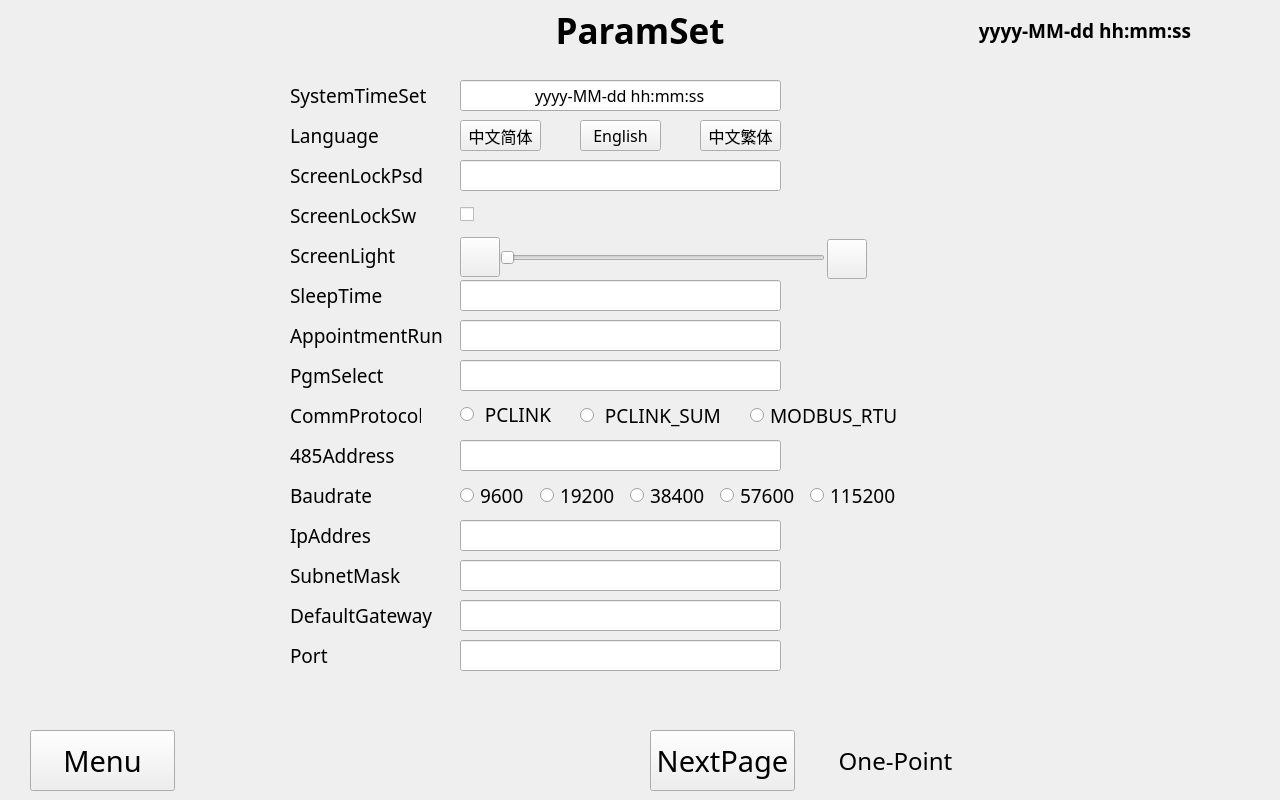
Before: the Qt Designer form parameter_setting.ui in qingdouke/TemakViews, drawn with Qt 5.
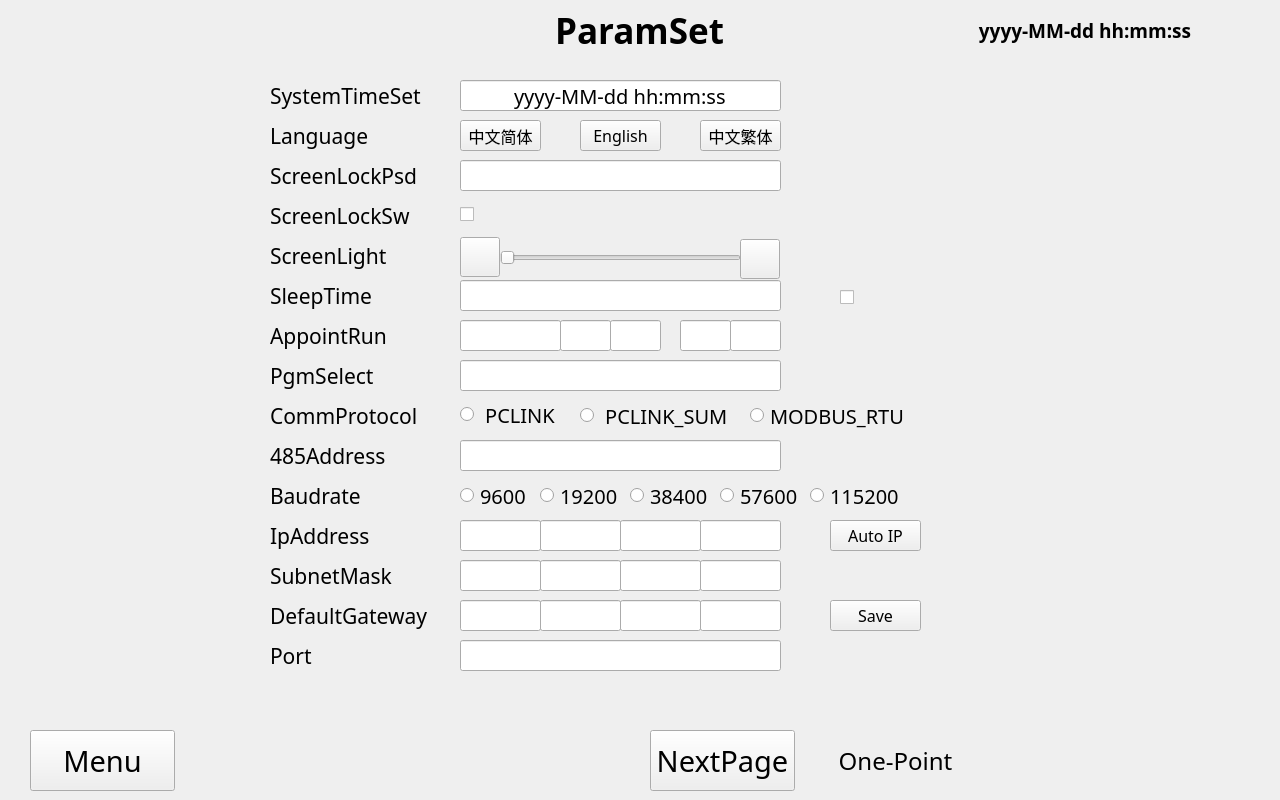
After: the same form once the commit is applied.

```diff
--- a/parameter_setting.ui
+++ b/parameter_setting.ui
@@ -72,9 +72,9 @@
    <widget class="QLabel" name="title">
     <property name="geometry">
      <rect>
-      <x>550</x>
+      <x>539</x>
       <y>0</y>
-      <width>180</width>
+      <width>201</width>
       <height>60</height>
      </rect>
     </property>
@@ -115,16 +115,16 @@
    <widget class="QLabel" name="systemTimeSetting_label">
     <property name="geometry">
      <rect>
-      <x>290</x>
+      <x>270</x>
       <y>20</y>
-      <width>141</width>
+      <width>171</width>
       <height>31</height>
      </rect>
     </property>
     <property name="font">
      <font>
       <family>思源黑体</family>
-      <pointsize>14</pointsize>
+      <pointsize>16</pointsize>
       <weight>50</weight>
       <bold>false</bold>
      </font>
@@ -139,16 +139,16 @@
    <widget class="QLabel" name="language_label">
     <property name="geometry">
      <rect>
-      <x>290</x>
+      <x>270</x>
       <y>60</y>
-      <width>131</width>
+      <width>171</width>
       <height>31</height>
      </rect>
     </property>
     <property name="font">
      <font>
       <family>思源黑体</family>
-      <pointsize>14</pointsize>
+      <pointsize>16</pointsize>
       <weight>50</weight>
       <bold>false</bold>
      </font>
@@ -163,16 +163,16 @@
    <widget class="QLabel" name="passwordChange_label">
     <property name="geometry">
      <rect>
-      <x>290</x>
+      <x>270</x>
       <y>100</y>
-      <width>141</width>
+      <width>171</width>
       <height>31</height>
      </rect>
     </property>
     <property name="font">
      <font>
       <family>思源黑体</family>
-      <pointsize>14</pointsize>
+      <pointsize>16</pointsize>
       <weight>50</weight>
       <bold>false</bold>
      </font>
@@ -187,16 +187,16 @@
    <widget class="QLabel" name="screenLock_label">
     <property name="geometry">
      <rect>
-      <x>290</x>
+      <x>270</x>
       <y>140</y>
-      <width>131</width>
+      <width>171</width>
       <height>31</height>
      </rect>
     </property>
     <property name="font">
      <font>
       <family>思源黑体</family>
-      <pointsize>14</pointsize>
+      <pointsize>16</pointsize>
       <weight>50</weight>
       <bold>false</bold>
      </font>
@@ -211,16 +211,16 @@
    <widget class="QLabel" name="lightingSetting_label">
     <property name="geometry">
      <rect>
-      <x>290</x>
+      <x>270</x>
       <y>180</y>
-      <width>131</width>
+      <width>171</width>
       <height>31</height>
      </rect>
     </property>
     <property name="font">
      <font>
       <family>思源黑体</family>
-      <pointsize>14</pointsize>
+      <pointsize>16</pointsize>
       <weight>50</weight>
       <bold>false</bold>
      </font>
@@ -235,16 +235,16 @@
    <widget class="QLabel" name="backLightingTime_label">
     <property name="geometry">
      <rect>
-      <x>290</x>
+      <x>270</x>
       <y>220</y>
-      <width>131</width>
+      <width>171</width>
       <height>31</height>
      </rect>
     </property>
     <property name="font">
      <font>
       <family>思源黑体</family>
-      <pointsize>14</pointsize>
+      <pointsize>16</pointsize>
       <weight>50</weight>
       <bold>false</bold>
      </font>
@@ -259,22 +259,22 @@
    <widget class="QLabel" name="programPrepared_label">
     <property name="geometry">
      <rect>
-      <x>290</x>
+      <x>270</x>
       <y>260</y>
-      <width>161</width>
+      <width>171</width>
       <height>31</height>
      </rect>
     </property>
     <property name="font">
      <font>
       <family>思源黑体</family>
-      <pointsize>14</pointsize>
+      <pointsize>16</pointsize>
       <weight>50</weight>
       <bold>false</bold>
      </font>
     </property>
     <property name="text">
-     <string>AppointmentRun</string>
+     <string>AppointRun</string>
     </property>
     <property name="alignment">
      <set>Qt::AlignLeading|Qt::AlignLeft|Qt::AlignVCenter</set>
@@ -283,16 +283,16 @@
    <widget class="QLabel" name="chooseProgram_label">
     <property name="geometry">
      <rect>
-      <x>290</x>
+      <x>270</x>
       <y>300</y>
-      <width>141</width>
+      <width>171</width>
       <height>31</height>
      </rect>
     </property>
     <property name="font">
      <font>
       <family>思源黑体</family>
-      <pointsize>14</pointsize>
+      <pointsize>16</pointsize>
       <weight>50</weight>
       <bold>false</bold>
      </font>
@@ -307,16 +307,16 @@
    <widget class="QLabel" name="communicationProtocal_label">
     <property name="geometry">
      <rect>
-      <x>290</x>
+      <x>270</x>
       <y>340</y>
-      <width>131</width>
+      <width>171</width>
       <height>31</height>
      </rect>
     </property>
     <property name="font">
      <font>
       <family>思源黑体</family>
-      <pointsize>14</pointsize>
+      <pointsize>16</pointsize>
       <weight>50</weight>
       <bold>false</bold>
      </font>
@@ -331,16 +331,16 @@
    <widget class="QLabel" name="communicationAddress485_label">
     <property name="geometry">
      <rect>
-      <x>290</x>
+      <x>270</x>
       <y>380</y>
-      <width>111</width>
+      <width>171</width>
       <height>31</height>
      </rect>
     </property>
     <property name="font">
      <font>
       <family>思源黑体</family>
-      <pointsize>14</pointsize>
+      <pointsize>16</pointsize>
       <weight>50</weight>
       <bold>false</bold>
      </font>
@@ -355,16 +355,16 @@
    <widget class="QLabel" name="baudRate_label">
     <property name="geometry">
      <rect>
-      <x>290</x>
+      <x>270</x>
       <y>420</y>
-      <width>91</width>
+      <width>171</width>
       <height>31</height>
      </rect>
     </property>
     <property name="font">
      <font>
       <family>思源黑体</family>
-      <pointsize>14</pointsize>
+      <pointsize>16</pointsize>
       <weight>50</weight>
       <bold>false</bold>
      </font>
@@ -379,16 +379,16 @@
    <widget class="QLabel" name="ipAddress_label">
     <property name="geometry">
      <rect>
-      <x>290</x>
+      <x>270</x>
       <y>460</y>
-      <width>81</width>
+      <width>171</width>
       <height>31</height>
      </rect>
     </property>
     <property name="font">
      <font>
       <family>思源黑体</family>
-      <pointsize>14</pointsize>
+      <pointsize>16</pointsize>
       <weight>50</weight>
       <bold>false</bold>
      </font>
@@ -403,16 +403,16 @@
    <widget class="QLabel" name="subnetMask_label">
     <property name="geometry">
      <rect>
-      <x>290</x>
+      <x>270</x>
       <y>500</y>
-      <width>111</width>
+      <width>171</width>
       <height>31</height>
      </rect>
     </property>
     <property name="font">
      <font>
       <family>思源黑体</family>
-      <pointsize>14</pointsize>
+      <pointsize>16</pointsize>
       <weight>50</weight>
       <bold>false</bold>
      </font>
@@ -427,16 +427,16 @@
    <widget class="QLabel" name="defaultGateway_label">
     <property name="geometry">
      <rect>
-      <x>290</x>
+      <x>270</x>
       <y>540</y>
-      <width>151</width>
+      <width>171</width>
       <height>31</height>
      </rect>
     </property>
     <property name="font">
      <font>
       <family>思源黑体</family>
-      <pointsize>14</pointsize>
+      <pointsize>16</pointsize>
       <weight>50</weight>
       <bold>false</bold>
      </font>
@@ -451,16 +451,16 @@
    <widget class="QLabel" name="port_label">
     <property name="geometry">
      <rect>
-      <x>290</x>
+      <x>270</x>
       <y>580</y>
-      <width>71</width>
+      <width>171</width>
       <height>31</height>
      </rect>
     </property>
     <property name="font">
      <font>
       <family>思源黑体</family>
-      <pointsize>14</pointsize>
+      <pointsize>16</pointsize>
       <weight>50</weight>
       <bold>false</bold>
      </font>
@@ -475,7 +475,7 @@
    <widget class="QPushButton" name="pBtn_Light_Adjustment_High">
     <property name="geometry">
      <rect>
-      <x>827</x>
+      <x>740</x>
       <y>179</y>
       <width>40</width>
       <height>40</height>
@@ -503,7 +503,7 @@
      <rect>
       <x>500</x>
       <y>180</y>
-      <width>325</width>
+      <width>241</width>
       <height>35</height>
      </rect>
     </property>
@@ -526,7 +526,7 @@
     <property name="font">
      <font>
       <family>思源黑体</family>
-      <pointsize>12</pointsize>
+      <pointsize>15</pointsize>
       <weight>50</weight>
       <bold>false</bold>
      </font>
@@ -662,13 +662,14 @@
      <rect>
       <x>460</x>
       <y>260</y>
-      <width>321</width>
+      <width>101</width>
       <height>31</height>
      </rect>
     </property>
     <property name="font">
      <font>
-      <pointsize>12</pointsize>
+      <family>思源黑体</family>
+      <pointsize>15</pointsize>
       <weight>50</weight>
       <bold>false</bold>
      </font>
@@ -722,13 +723,14 @@
      <rect>
       <x>460</x>
       <y>460</y>
-      <width>321</width>
+      <width>81</width>
       <height>31</height>
      </rect>
     </property>
     <property name="font">
      <font>
-      <pointsize>12</pointsize>
+      <family>思源黑体</family>
+      <pointsize>15</pointsize>
       <weight>50</weight>
       <bold>false</bold>
      </font>
@@ -742,13 +744,14 @@
      <rect>
       <x>460</x>
       <y>500</y>
-      <width>321</width>
+      <width>81</width>
       <height>31</height>
      </rect>
     </property>
     <property name="font">
      <font>
-      <pointsize>12</pointsize>
+      <family>思源黑体</family>
+      <pointsize>15</pointsize>
       <weight>50</weight>
       <bold>false</bold>
      </font>
@@ -762,13 +765,14 @@
      <rect>
       <x>460</x>
       <y>540</y>
-      <width>321</width>
+      <width>81</width>
       <height>31</height>
      </rect>
     </property>
     <property name="font">
      <font>
-      <pointsize>12</pointsize>
+      <family>思源黑体</family>
+      <pointsize>15</pointsize>
       <weight>50</weight>
       <bold>false</bold>
      </font>
@@ -809,7 +813,7 @@
     <property name="font">
      <font>
       <family>思源黑体</family>
-      <pointsize>14</pointsize>
+      <pointsize>15</pointsize>
       <weight>50</weight>
       <bold>false</bold>
      </font>
@@ -830,7 +834,7 @@
     <property name="font">
      <font>
       <family>思源黑体</family>
-      <pointsize>14</pointsize>
+      <pointsize>15</pointsize>
       <weight>50</weight>
       <bold>false</bold>
      </font>
@@ -851,7 +855,7 @@
     <property name="font">
      <font>
       <family>思源黑体</family>
-      <pointsize>14</pointsize>
+      <pointsize>15</pointsize>
       <weight>50</weight>
       <bold>false</bold>
      </font>
@@ -872,7 +876,7 @@
     <property name="font">
      <font>
       <family>思源黑体</family>
-      <pointsize>14</pointsize>
+      <pointsize>15</pointsize>
       <weight>50</weight>
       <bold>false</bold>
      </font>
@@ -893,7 +897,7 @@
     <property name="font">
      <font>
       <family>思源黑体</family>
-      <pointsize>14</pointsize>
+      <pointsize>15</pointsize>
       <weight>50</weight>
       <bold>false</bold>
      </font>
@@ -914,7 +918,7 @@
     <property name="font">
      <font>
       <family>思源黑体</family>
-      <pointsize>14</pointsize>
+      <pointsize>15</pointsize>
       <weight>50</weight>
       <bold>false</bold>
      </font>
@@ -935,7 +939,7 @@
     <property name="font">
      <font>
       <family>思源黑体</family>
-      <pointsize>14</pointsize>
+      <pointsize>15</pointsize>
       <weight>50</weight>
       <bold>false</bold>
      </font>
@@ -956,7 +960,7 @@
     <property name="font">
      <font>
       <family>思源黑体</family>
-      <pointsize>14</pointsize>
+      <pointsize>15</pointsize>
       <weight>50</weight>
       <bold>false</bold>
      </font>
@@ -965,6 +969,330 @@
      <string>MODBUS_RTU</string>
     </property>
    </widget>
+   <widget class="QPushButton" name="auto_static_pbtn">
+    <property name="geometry">
+     <rect>
+      <x>830</x>
+      <y>460</y>
+      <width>91</width>
+      <height>31</height>
+     </rect>
+    </property>
+    <property name="font">
+     <font>
+      <family>思源黑体</family>
+      <pointsize>12</pointsize>
+     </font>
+    </property>
+    <property name="text">
+     <string>Auto IP</string>
+    </property>
+   </widget>
+   <widget class="QPushButton" name="save_ip_pbtn">
+    <property name="geometry">
+     <rect>
+      <x>830</x>
+      <y>540</y>
+      <width>91</width>
+      <height>31</height>
+     </rect>
+    </property>
+    <property name="font">
+     <font>
+      <family>思源黑体</family>
+      <pointsize>12</pointsize>
+     </font>
+    </property>
+    <property name="text">
+     <string>Save</string>
+    </property>
+   </widget>
+   <widget class="QCheckBox" name="checkBox_Screen_Sleep">
+    <property name="geometry">
+     <rect>
+      <x>840</x>
+      <y>220</y>
+      <width>91</width>
+      <height>35</height>
+     </rect>
+    </property>
+    <property name="text">
+     <string/>
+    </property>
+   </widget>
+   <widget class="QLineEdit" name="programPrepared_lineEdit_2">
+    <property name="geometry">
+     <rect>
+      <x>560</x>
+      <y>260</y>
+      <width>51</width>
+      <height>31</height>
+     </rect>
+    </property>
+    <property name="font">
+     <font>
+      <family>思源黑体</family>
+      <pointsize>15</pointsize>
+      <weight>50</weight>
+      <bold>false</bold>
+     </font>
+    </property>
+    <property name="focusPolicy">
+     <enum>Qt::NoFocus</enum>
+    </property>
+   </widget>
+   <widget class="QLineEdit" name="programPrepared_lineEdit_3">
+    <property name="geometry">
+     <rect>
+      <x>610</x>
+      <y>260</y>
+      <width>51</width>
+      <height>31</height>
+     </rect>
+    </property>
+    <property name="font">
+     <font>
+      <family>思源黑体</family>
+      <pointsize>15</pointsize>
+      <weight>50</weight>
+      <bold>false</bold>
+     </font>
+    </property>
+    <property name="focusPolicy">
+     <enum>Qt::NoFocus</enum>
+    </property>
+   </widget>
+   <widget class="QLineEdit" name="programPrepared_lineEdit_4">
+    <property name="geometry">
+     <rect>
+      <x>680</x>
+      <y>260</y>
+      <width>51</width>
+      <height>31</height>
+     </rect>
+    </property>
+    <property name="font">
+     <font>
+      <family>思源黑体</family>
+      <pointsize>15</pointsize>
+      <weight>50</weight>
+      <bold>false</bold>
+     </font>
+    </property>
+    <property name="focusPolicy">
+     <enum>Qt::NoFocus</enum>
+    </property>
+   </widget>
+   <widget class="QLineEdit" name="programPrepared_lineEdit_5">
+    <property name="geometry">
+     <rect>
+      <x>730</x>
+      <y>260</y>
+      <width>51</width>
+      <height>31</height>
+     </rect>
+    </property>
+    <property name="font">
+     <font>
+      <family>思源黑体</family>
+      <pointsize>15</pointsize>
+      <weight>50</weight>
+      <bold>false</bold>
+     </font>
+    </property>
+    <property name="focusPolicy">
+     <enum>Qt::NoFocus</enum>
+    </property>
+   </widget>
+   <widget class="QLineEdit" name="ipAddress_lineEdit_2">
+    <property name="geometry">
+     <rect>
+      <x>540</x>
+      <y>460</y>
+      <width>81</width>
+      <height>31</height>
+     </rect>
+    </property>
+    <property name="font">
+     <font>
+      <family>思源黑体</family>
+      <pointsize>15</pointsize>
+      <weight>50</weight>
+      <bold>false</bold>
+     </font>
+    </property>
+    <property name="focusPolicy">
+     <enum>Qt::NoFocus</enum>
+    </property>
+   </widget>
+   <widget class="QLineEdit" name="ipAddress_lineEdit_3">
+    <property name="geometry">
+     <rect>
+      <x>620</x>
+      <y>460</y>
+      <width>81</width>
+      <height>31</height>
+     </rect>
+    </property>
+    <property name="font">
+     <font>
+      <family>思源黑体</family>
+      <pointsize>15</pointsize>
+      <weight>50</weight>
+      <bold>false</bold>
+     </font>
+    </property>
+    <property name="focusPolicy">
+     <enum>Qt::NoFocus</enum>
+    </property>
+   </widget>
+   <widget class="QLineEdit" name="ipAddress_lineEdit_4">
+    <property name="geometry">
+     <rect>
+      <x>700</x>
+      <y>460</y>
+      <width>81</width>
+      <height>31</height>
+     </rect>
+    </property>
+    <property name="font">
+     <font>
+      <family>思源黑体</family>
+      <pointsize>15</pointsize>
+      <weight>50</weight>
+      <bold>false</bold>
+     </font>
+    </property>
+    <property name="focusPolicy">
+     <enum>Qt::NoFocus</enum>
+    </property>
+   </widget>
+   <widget class="QLineEdit" name="subnetMask_lineEdit_2">
+    <property name="geometry">
+     <rect>
+      <x>540</x>
+      <y>500</y>
+      <width>81</width>
+      <height>31</height>
+     </rect>
+    </property>
+    <property name="font">
+     <font>
+      <family>思源黑体</family>
+      <pointsize>15</pointsize>
+      <weight>50</weight>
+      <bold>false</bold>
+     </font>
+    </property>
+    <property name="focusPolicy">
+     <enum>Qt::NoFocus</enum>
+    </property>
+   </widget>
+   <widget class="QLineEdit" name="subnetMask_lineEdit_3">
+    <property name="geometry">
+     <rect>
+      <x>620</x>
+      <y>500</y>
+      <width>81</width>
+      <height>31</height>
+     </rect>
+    </property>
+    <property name="font">
+     <font>
+      <family>思源黑体</family>
+      <pointsize>15</pointsize>
+      <weight>50</weight>
+      <bold>false</bold>
+     </font>
+    </property>
+    <property name="focusPolicy">
+     <enum>Qt::NoFocus</enum>
+    </property>
+   </widget>
+   <widget class="QLineEdit" name="subnetMask_lineEdit_4">
+    <property name="geometry">
+     <rect>
+      <x>700</x>
+      <y>500</y>
+      <width>81</width>
+      <height>31</height>
+     </rect>
+    </property>
+    <property name="font">
+     <font>
+      <family>思源黑体</family>
+      <pointsize>15</pointsize>
+      <weight>50</weight>
+      <bold>false</bold>
+     </font>
+    </property>
+    <property name="focusPolicy">
+     <enum>Qt::NoFocus</enum>
+    </property>
+   </widget>
+   <widget class="QLineEdit" name="defaultGateway_lineEdit_2">
+    <property name="geometry">
+     <rect>
+      <x>540</x>
+      <y>540</y>
+      <width>81</width>
+      <height>31</height>
+     </rect>
+    </property>
+    <property name="font">
+     <font>
+      <family>思源黑体</family>
+      <pointsize>15</pointsize>
+      <weight>50</weight>
+      <bold>false</bold>
+     </font>
+    </property>
+    <property name="focusPolicy">
+     <enum>Qt::NoFocus</enum>
+    </property>
+   </widget>
+   <widget class="QLineEdit" name="defaultGateway_lineEdit_3">
+    <property name="geometry">
+     <rect>
+      <x>620</x>
+      <y>540</y>
+      <width>81</width>
+      <height>31</height>
+     </rect>
+    </property>
+    <property name="font">
+     <font>
+      <family>思源黑体</family>
+      <pointsize>15</pointsize>
+      <weight>50</weight>
+      <bold>false</bold>
+     </font>
+    </property>
+    <property name="focusPolicy">
+     <enum>Qt::NoFocus</enum>
+    </property>
+   </widget>
+   <widget class="QLineEdit" name="defaultGateway_lineEdit_4">
+    <property name="geometry">
+     <rect>
+      <x>700</x>
+      <y>540</y>
+      <width>81</width>
+      <height>31</height>
+     </rect>
+    </property>
+    <property name="font">
+     <font>
+      <family>思源黑体</family>
+      <pointsize>15</pointsize>
+      <weight>50</weight>
+      <bold>false</bold>
+     </font>
+    </property>
+    <property name="focusPolicy">
+     <enum>Qt::NoFocus</enum>
+    </property>
+   </widget>
   </widget>
   <widget class="QWidget" name="Footer" native="true">
    <property name="geometry">
```
Left out of the diff: 15 changed lines with no effect on the pictures.
